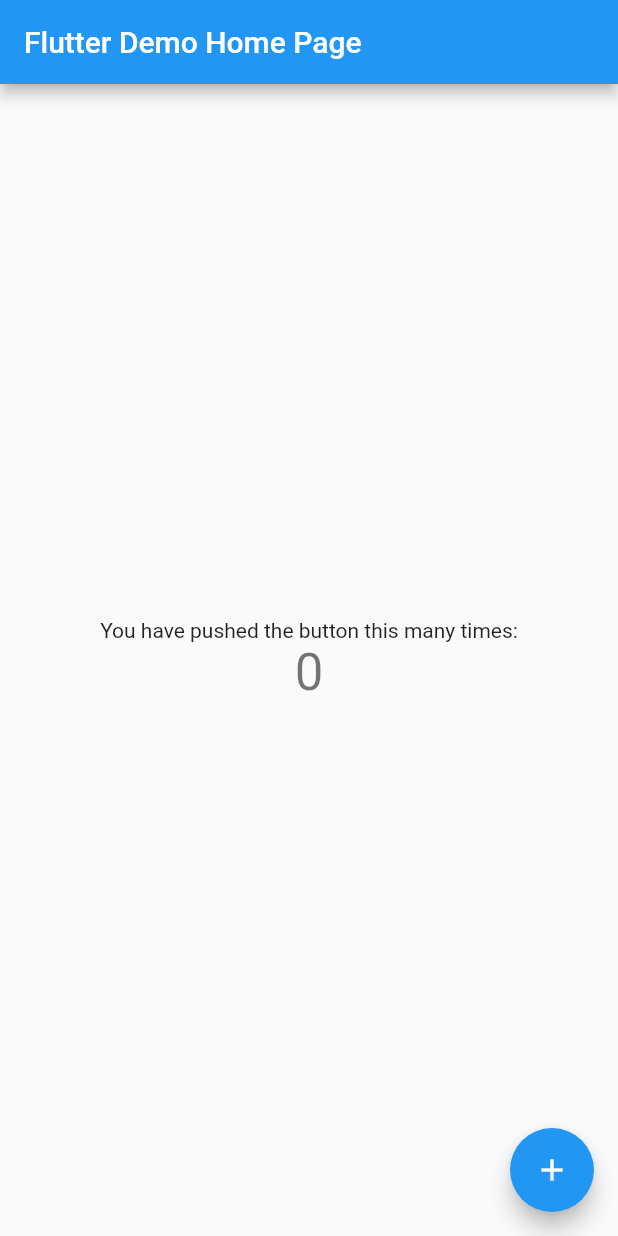
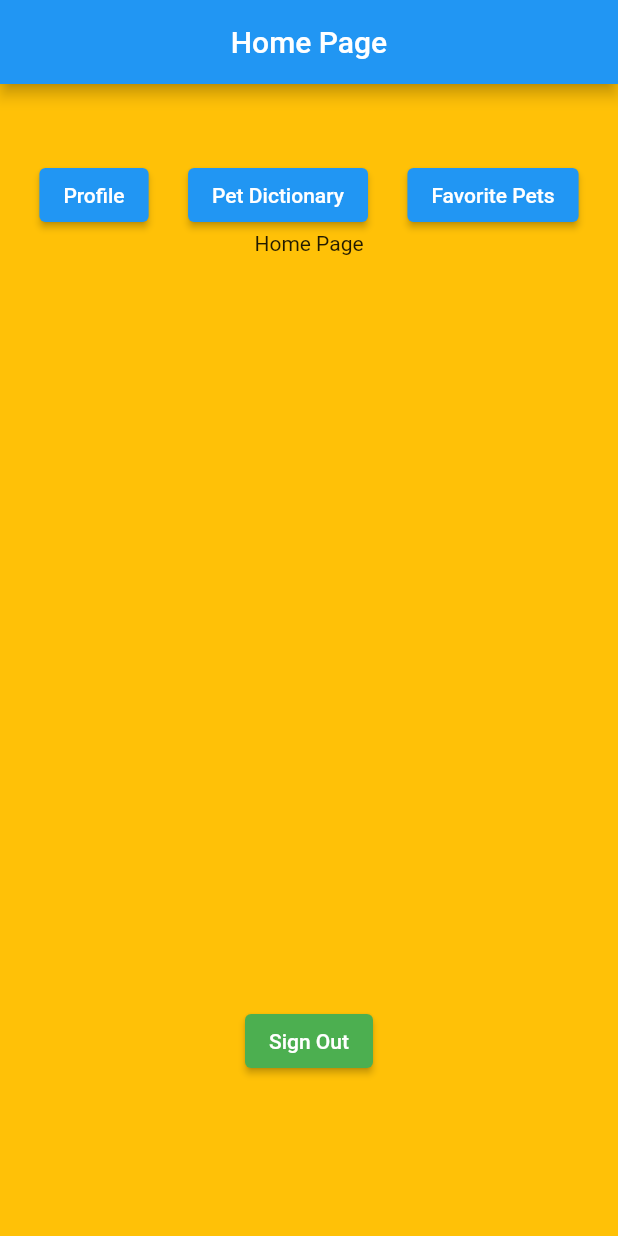
Before and after one commit to defNumb/runtime_error, a Flutter app: the screen it shows after launch, on a phone screen of 412 x 824 dp. Run offline on Flutter 3.47's test engine with Material 2 defaults, Android fonts, the phone set to English and light mode, and no system bars.

Commit message:
added folders, updated readme and set up splash

```diff
--- a/lib/main.dart
+++ b/lib/main.dart
@@ -1,4 +1,5 @@
 import 'package:flutter/material.dart';
+import 'package:my_pets_app/screens/splash_screen.dart';
 
 void main() {
   runApp(const MyApp());
@@ -8,108 +9,18 @@ class MyApp extends StatelessWidget {
   const MyApp({super.key});
 
   // This widget is the root of your application.
+  // This is the first widget that is called when the app is run
+  // The home: property is the first screen that is displayed
+  // in this case it is the SplashScreen
+
   @override
   Widget build(BuildContext context) {
     return MaterialApp(
       title: 'Flutter Demo',
       theme: ThemeData(
-        // This is the theme of your application.
-        //
-        // Try running your application with "flutter run". You'll see the
-        // application has a blue toolbar. Then, without quitting the app, try
-        // changing the primarySwatch below to Colors.green and then invoke
-        // "hot reload" (press "r" in the console where you ran "flutter run",
-        // or simply save your changes to "hot reload" in a Flutter IDE).
-        // Notice that the counter didn't reset back to zero; the application
-        // is not restarted.
         primarySwatch: Colors.blue,
       ),
-      home: const MyHomePage(title: 'Flutter Demo Home Page'),
+      home: const SplashScreen(),
     );
   }
 }
-
-class MyHomePage extends StatefulWidget {
-  const MyHomePage({super.key, required this.title});
-
-  // This widget is the home page of your application. It is stateful, meaning
-  // that it has a State object (defined below) that contains fields that affect
-  // how it looks.
-
-  // This class is the configuration for the state. It holds the values (in this
-  // case the title) provided by the parent (in this case the App widget) and
-  // used by the build method of the State. Fields in a Widget subclass are
-  // always marked "final".
-
-  final String title;
-
-  @override
-  State<MyHomePage> createState() => _MyHomePageState();
-}
-
-class _MyHomePageState extends State<MyHomePage> {
-  int _counter = 0;
-
-  void _incrementCounter() {
-    setState(() {
-      // This call to setState tells the Flutter framework that something has
-      // changed in this State, which causes it to rerun the build method below
-      // so that the display can reflect the updated values. If we changed
-      // _counter without calling setState(), then the build method would not be
-      // called again, and so nothing would appear to happen.
-      _counter++;
-    });
-  }
-
-  @override
-  Widget build(BuildContext context) {
-    // This method is rerun every time setState is called, for instance as done
-    // by the _incrementCounter method above.
-    //
-    // The Flutter framework has been optimized to make rerunning build methods
-    // fast, so that you can just rebuild anything that needs updating rather
-    // than having to individually change instances of widgets.
-    return Scaffold(
-      appBar: AppBar(
-        // Here we take the value from the MyHomePage object that was created by
-        // the App.build method, and use it to set our appbar title.
-        title: Text(widget.title),
-      ),
-      body: Center(
-        // Center is a layout widget. It takes a single child and positions it
-        // in the middle of the parent.
-        child: Column(
-          // Column is also a layout widget. It takes a list of children and
-          // arranges them vertically. By default, it sizes itself to fit its
-          // children horizontally, and tries to be as tall as its parent.
-          //
-          // Invoke "debug painting" (press "p" in the console, choose the
-          // "Toggle Debug Paint" action from the Flutter Inspector in Android
-          // Studio, or the "Toggle Debug Paint" command in Visual Studio Code)
-          // to see the wireframe for each widget.
-          //
-          // Column has various properties to control how it sizes itself and
-          // how it positions its children. Here we use mainAxisAlignment to
-          // center the children vertically; the main axis here is the vertical
-          // axis because Columns are vertical (the cross axis would be
-          // horizontal).
-          mainAxisAlignment: MainAxisAlignment.center,
-          children: <Widget>[
-            const Text(
-              'You have pushed the button this many times:',
-            ),
-            Text(
-              '$_counter',
-              style: Theme.of(context).textTheme.headlineMedium,
-            ),
-          ],
-        ),
-      ),
-      floatingActionButton: FloatingActionButton(
-        onPressed: _incrementCounter,
-        tooltip: 'Increment',
-        child: const Icon(Icons.add),
-      ), // This trailing comma makes auto-formatting nicer for build methods.
-    );
-  }
-}
--- /dev/null
+++ b/lib/screens/home_page.dart
@@ -0,0 +1,62 @@
+import 'package:flutter/material.dart';
+
+class HomePage extends StatefulWidget {
+  const HomePage({super.key});
+
+  @override
+  State<HomePage> createState() => _HomePageState();
+}
+
+class _HomePageState extends State<HomePage> {
+  @override
+  Widget build(BuildContext context) {
+    return Scaffold(
+      backgroundColor: Colors.amber,
+      appBar: AppBar(
+        title: const Center(
+          child: Text('Home Page'),
+        ),
+      ),
+      body: Column(
+        children: [
+          // Row with 3 buttons
+          // 1st button is to visit the profile page
+          // 2nd button is to visist the pet dictionary page
+          // 3rd button is to visit the favorite pets page
+          const SizedBox(
+            height: 50,
+          ),
+          Row(
+            mainAxisAlignment: MainAxisAlignment.spaceEvenly,
+            children: [
+              ElevatedButton(
+                onPressed: () {},
+                child: const Text('Profile'),
+              ),
+              ElevatedButton(
+                onPressed: () {},
+                child: const Text('Pet Dictionary'),
+              ),
+              ElevatedButton(
+                onPressed: () {},
+                child: const Text('Favorite Pets'),
+              ),
+            ],
+          ),
+          const Center(
+            child: Text('Home Page'),
+          ),
+          const SizedBox(height: 500),
+          // sign out green button
+          ElevatedButton(
+            style: ElevatedButton.styleFrom(
+              backgroundColor: Colors.green,
+            ),
+            onPressed: () {},
+            child: const Text('Sign Out'),
+          ),
+        ],
+      ),
+    );
+  }
+}
--- /dev/null
+++ b/lib/screens/signin_page.dart
@@ -0,0 +1,20 @@
+import 'package:flutter/material.dart';
+
+class SignupPage extends StatelessWidget {
+  const SignupPage({super.key});
+
+  @override
+  Widget build(BuildContext context) {
+    return Scaffold(
+      backgroundColor: Colors.amber,
+      appBar: AppBar(
+        title: const Center(
+          child: Text('Signup Page'),
+        ),
+      ),
+      body: const Center(
+        child: Text('Signup Page'),
+      ),
+    );
+  }
+}
--- /dev/null
+++ b/lib/screens/splash_screen.dart
@@ -0,0 +1,32 @@
+import 'package:flutter/material.dart';
+import 'package:my_pets_app/screens/home_page.dart';
+import 'package:my_pets_app/screens/signin_page.dart';
+
+// The SplashScreen is the first screen that is displayed and helps us
+// to decide which screen to display next depending on the authentication status
+// of the user. If the user is authenticated then we display the HomePage
+// otherwise we display the SignupPage
+
+class SplashScreen extends StatefulWidget {
+  const SplashScreen({super.key});
+
+  @override
+  State<SplashScreen> createState() => _SplashScreenState();
+}
+
+class _SplashScreenState extends State<SplashScreen> {
+  // this is a temporary variable to simulate the authentication status
+  bool status = true;
+
+  @override
+  Widget build(BuildContext context) {
+    //  here we are using a ternary operator to decide which screen to display
+    //  depending on the value of the status variable
+    if (status == true) {
+      return const HomePage();
+    } else if (status == false) {
+      return const SignupPage();
+    }
+    return const CircularProgressIndicator();
+  }
+}
```
Also changed, not shown: lib/models/breed_model.dart (added), lib/models/pet_model.dart (added), lib/models/user_model.dart (added), 1 other file.
